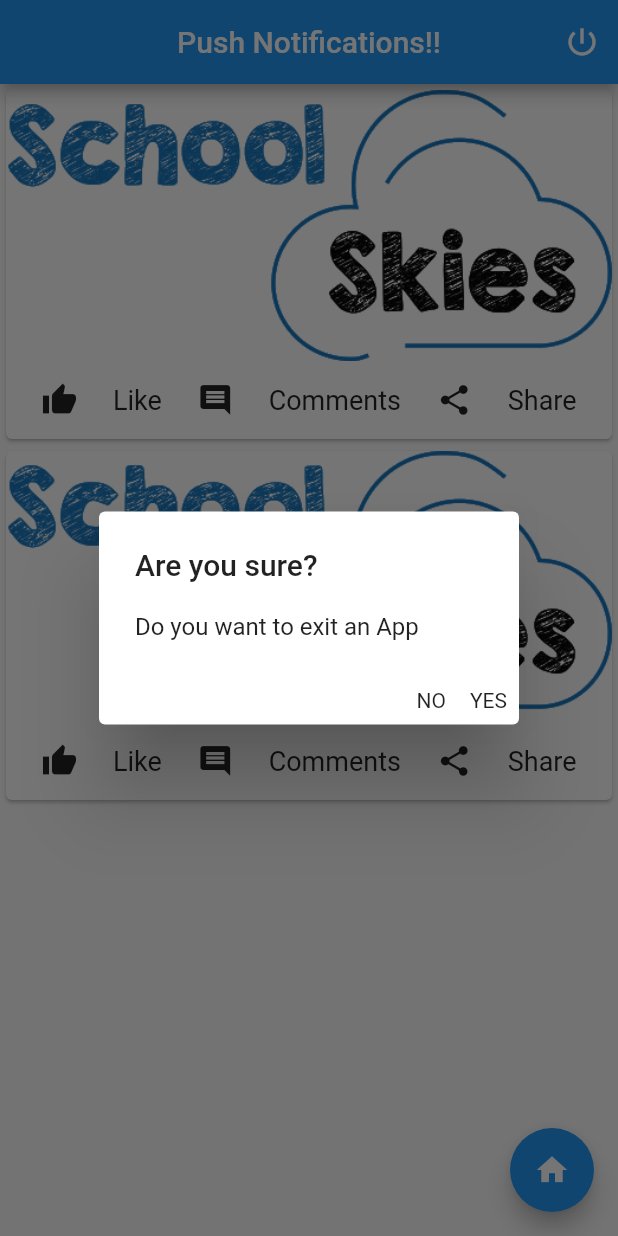
After one commit to rammesaran/LoginUI, a Flutter app: the SharedScreen screen opened directly, after a tap on the "power settings new" icon, on a phone screen of 412 x 824 dp. The commit adds this screen. Run offline on Flutter 3.47's test engine with Material 2 defaults, Android fonts, the phone set to English and light mode, and no system bars; our stand-ins replace shared_preferences; accounts and stored records are empty.

Commit message:
added sharedpreference,with push notifications

```diff
--- a/lib/screens/notes_screen.dart
+++ b/lib/screens/notes_screen.dart
@@ -32,7 +32,7 @@ class _NotesScreenState extends State<NotesScreen> {
                          trailing: Icon(Icons.navigate_next,
                           color: Colors.white,
                          ),
-                         leading: Icon(Icons.subject,
+                         leading: Icon(Icons.speaker_notes,
                           color: Colors.white,
                          ),
 
--- /dev/null
+++ b/lib/screens/shared_screen.dart
@@ -0,0 +1,151 @@
+import 'package:flutter/material.dart';
+import 'package:flutter/services.dart';
+import 'package:new_webapp_demo/model/login_reques_model.dart';
+import 'package:new_webapp_demo/model/parent_data_model.dart';
+import 'package:new_webapp_demo/screens/students_screen.dart';
+import 'package:new_webapp_demo/services/login_request.dart';
+import 'package:shared_preferences/shared_preferences.dart';
+
+class SharedScreen extends StatefulWidget {
+  @override
+  _SharedScreenState createState() => _SharedScreenState();
+}
+
+class _SharedScreenState extends State<SharedScreen> {
+    List<Widget> cards =  List.generate(2, (i)=> CustomCard());
+
+  SharedPreferences logindata;
+  String loginid;
+  @override
+  void initState() {
+    super.initState();
+    initial();
+  }
+    void initial() async {
+    logindata = await SharedPreferences.getInstance();
+
+  }
+
+  @override
+  Widget build(BuildContext context) {
+    return WillPopScope(
+      onWillPop:  () async => false,
+          child: Scaffold(
+        appBar: AppBar(
+          automaticallyImplyLeading: false,
+          centerTitle: true,
+          title: Text('Push Notifications!!'),
+          actions: <Widget>[
+             IconButton(
+               onPressed:_onBackPressed,
+            icon: const Icon(Icons.power_settings_new),
+            tooltip: 'LogOut',
+             ),
+          ],
+        ),
+            body: Container(
+              child: ListView(
+                  children:
+                    cards,
+
+              ),
+            ),
+        floatingActionButton: FloatingActionButton(onPressed: ()async{
+
+          NetworkRequest networkrequest = NetworkRequest();
+          LoginRequest request =  LoginRequest();
+          request.loginId = int.parse(logindata.getString('LoginId'));
+         request.name = logindata.getString('Name');
+         request.status = logindata.getString('Status');
+            ParentModel modeldata = await networkrequest.getParentDetails(request.loginId);
+
+          Navigator.push(context, MaterialPageRoute(builder: (context) =>
+          StudentDataDetails(
+            loginrequest: request,
+            parentModel: modeldata,
+          ),
+        ));
+
+        },
+        tooltip: "Go to HomePage",
+        child: Icon(Icons.home,
+
+
+        ),
+        ),
+      ),
+    );
+  }
+
+  Future<bool> _onBackPressed() {
+    return showDialog(
+          context: context,
+          builder: (context) =>  AlertDialog(
+            title:  Text('Are you sure?'),
+            content:  Text('Do you want to exit an App'),
+            actions: <Widget>[
+               GestureDetector(
+                onTap: () => Navigator.of(context).pop(false),
+                child: Text("NO"),
+              ),
+              SizedBox(height: 16),
+               GestureDetector(
+                onTap: ()async{
+                  logindata.setBool('login', true);
+                  SystemNavigator.pop();
+                },
+                child: Text("YES"),
+              ),
+            ],
+          ),
+        ) ??
+        false;
+  }
+
+}
+
+class CustomCard extends StatelessWidget {
+  @override
+  Widget build(BuildContext context) {
+              return   Card(
+                    child:  Column(
+                      children: <Widget>[
+                         //Image.network('https://i.ytimg.com/vi/fq4N0hgOWzU/maxresdefault.jpg'),
+                         Image.asset('images/schoologo.png'),
+                         Padding(
+                          padding:  EdgeInsets.all(7.0),
+                          child:  Row(
+                            mainAxisAlignment: MainAxisAlignment.spaceEvenly,
+                            children: <Widget>[
+                              Padding(
+                               padding:  EdgeInsets.all(7.0),
+                               child:  Icon(Icons.thumb_up),
+                             ),
+                              Padding(
+                               padding:  EdgeInsets.all(7.0),
+                               child:  Text('Like',style:  TextStyle(fontSize: 18.0),),
+                             ),
+                              Padding(
+                               padding:  EdgeInsets.all(7.0),
+                               child:  Icon(Icons.comment),
+                             ),
+                              Padding(
+                               padding:  EdgeInsets.all(7.0),
+                               child:  Text('Comments',style:  TextStyle(fontSize: 18.0)),
+                             ),
+                                  Padding(
+                               padding:  EdgeInsets.all(7.0),
+                               child:  Icon(Icons.share),
+                             ),
+                              Padding(
+                               padding:  EdgeInsets.all(7.0),
+                               child:  Text('Share',style:  TextStyle(fontSize: 18.0),),
+                             ),
+                            ],
+                          )
+                        )
+                      ],
+                    ),
+                  );
+  }
+}
--- a/lib/screens/test_assignment_screen.dart
+++ b/lib/screens/test_assignment_screen.dart
@@ -35,7 +35,7 @@ class _TestAndAssignmentState extends State<TestAndAssignment> {
                               color: Colors.white,
                             ),
                             leading: Icon(
-                              Icons.subject,
+                              Icons.assignment,
                               color: Colors.white,
                             ),
                             title: Text(
```
Also changed, not shown: lib/screens/details_page.dart (added, +23 -0 lines), lib/screens/homework_view_screen.dart (+13 -1 lines), lib/screens/login_screen.dart (+52 -19 lines), lib/screens/students_screen.dart (+3 -31 lines), images/schoologo.png (added).
